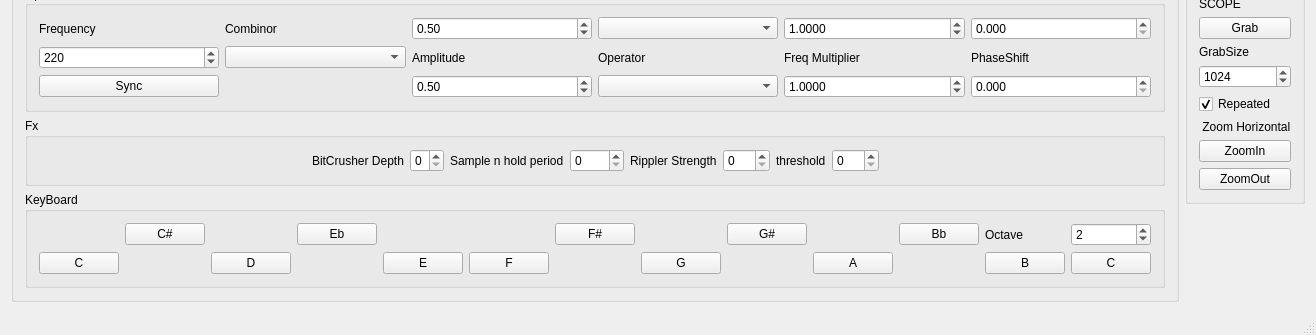
Old version of the form Synth7/mainwindow.ui in the repository djeemie2000/SynthPlayground; both pictures show x 0 to 1316 and y 235 to 570 of the 1316 by 570 pixel window.
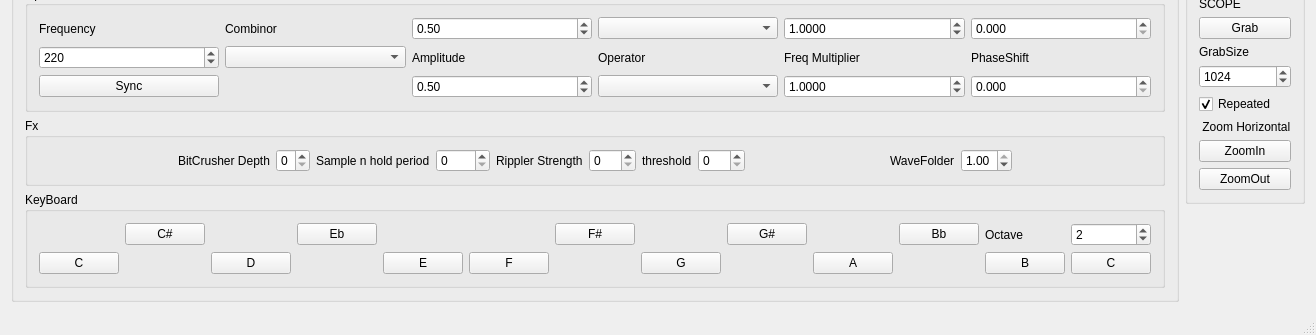
New version of the form.

Commit message: Added wave folder

```diff
--- a/Synth7/mainwindow.ui
+++ b/Synth7/mainwindow.ui
@@ -319,6 +319,42 @@
             </property>
            </spacer>
           </item>
+          <item>
+           <widget class="QLabel" name="label_15">
+            <property name="text">
+             <string>WaveFolder</string>
+            </property>
+           </widget>
+          </item>
+          <item>
+           <widget class="QDoubleSpinBox" name="doubleSpinBox_WaveFold">
+            <property name="minimum">
+             <double>0.010000000000000</double>
+            </property>
+            <property name="maximum">
+             <double>1.000000000000000</double>
+            </property>
+            <property name="singleStep">
+             <double>0.010000000000000</double>
+            </property>
+            <property name="value">
+             <double>1.000000000000000</double>
+            </property>
+           </widget>
+          </item>
+          <item>
+           <spacer name="horizontalSpacer">
+            <property name="orientation">
+             <enum>Qt::Horizontal</enum>
+            </property>
+            <property name="sizeHint" stdset="0">
+             <size>
+              <width>40</width>
+              <height>20</height>
+             </size>
+            </property>
+           </spacer>
+          </item>
          </layout>
         </widget>
        </item>
```
The commit also changes 7 other files.
